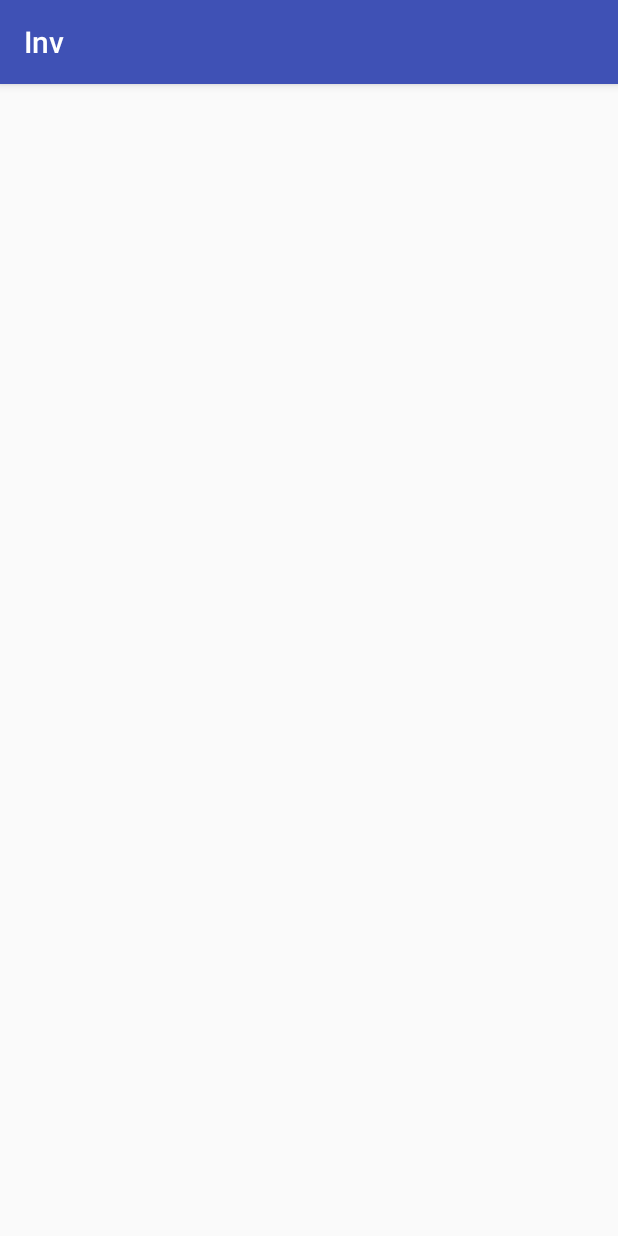
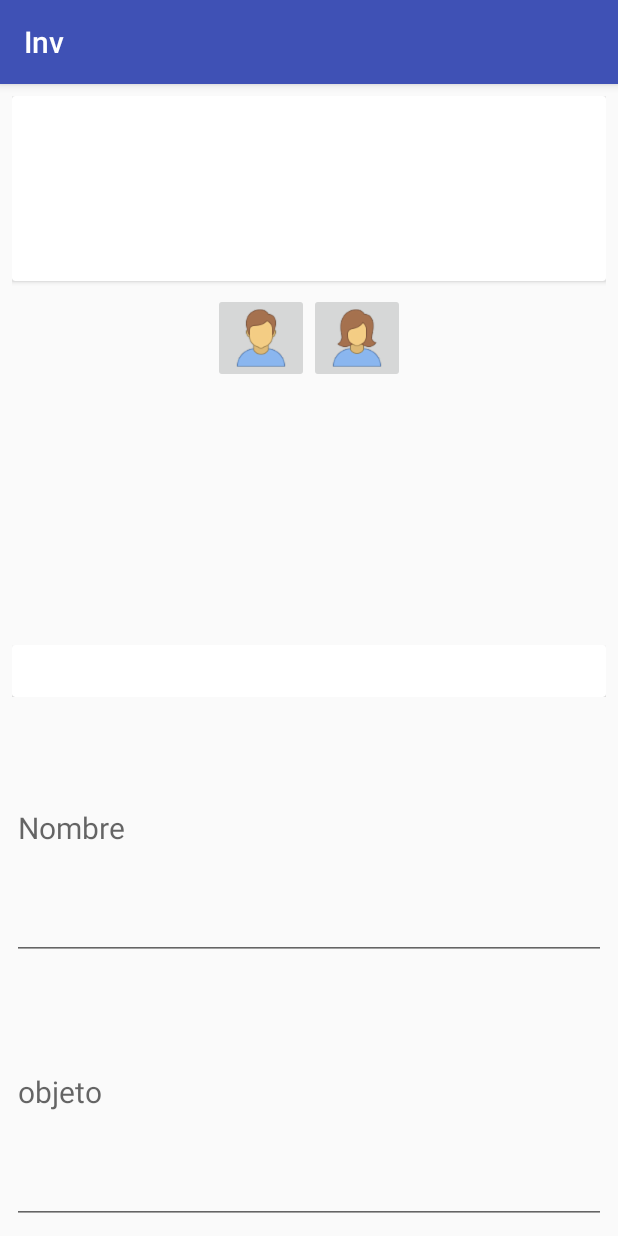
Before and after one commit to JunCodde/Inv, an Android app: the AddSeccionActivity screen opened directly, with no data from a screen before it, on a phone screen of 412 x 824 dp. Run offline under Robolectric (Android 15) with nearby library versions, the phone set to English and light mode, and no system bars.

Commit message:
some changes

```diff
--- a/app/src/main/res/layout/activity_add_seccion.xml
+++ b/app/src/main/res/layout/activity_add_seccion.xml
@@ -1,9 +1,97 @@
 <?xml version="1.0" encoding="utf-8"?>
-<android.support.constraint.ConstraintLayout xmlns:android="http://schemas.android.com/apk/res/android"
+<LinearLayout xmlns:android="http://schemas.android.com/apk/res/android"
     xmlns:app="http://schemas.android.com/apk/res-auto"
     xmlns:tools="http://schemas.android.com/tools"
     android:layout_width="match_parent"
     android:layout_height="match_parent"
-    tools:context=".AddSeccionActivity">
+    tools:context=".AddSeccionActivity"
+    android:orientation="vertical"
+    android:layout_margin="8dp">
 
-</android.support.constraint.ConstraintLayout>
+    <android.support.v7.widget.CardView
+        android:layout_width="match_parent"
+        android:layout_height="0dp"
+        android:layout_weight=".2"
+        android:elevation="12dp"
+        android:padding="14dp">
+
+        <android.support.v7.widget.RecyclerView
+            android:id="@+id/rv_addSeccionHorizontal"
+            android:layout_width="match_parent"
+            android:layout_height="wrap_content"/>
+
+    </android.support.v7.widget.CardView>
+
+
+
+    <LinearLayout
+        android:layout_width="match_parent"
+        android:layout_height="0dp"
+        android:layout_weight="1"
+        android:orientation="vertical"
+        android:layout_marginTop="8dp">
+
+        <LinearLayout
+            android:layout_width="wrap_content"
+            android:layout_height="wrap_content"
+            android:layout_gravity="center_horizontal"
+            android:layout_weight="1">
+
+
+
+            <ImageButton
+                android:layout_width="wrap_content"
+                android:layout_height="wrap_content"
+                android:src="@drawable/hombre"
+                />
+
+            <ImageButton
+                android:layout_width="wrap_content"
+                android:layout_height="wrap_content"
+                android:src="@drawable/mujer"
+                />
+
+
+        </LinearLayout>
+
+        <LinearLayout
+            android:layout_width="match_parent"
+            android:layout_height="wrap_content"
+            android:layout_gravity="center_horizontal"
+            android:layout_weight=".2">
+
+
+            <android.support.v7.widget.CardView
+                android:layout_width="match_parent"
+                android:layout_height="match_parent"
+                android:elevation="12dp"
+                android:padding="14dp">
+
+                <android.support.v7.widget.RecyclerView
+                    android:id="@+id/rv_addTallaHorizontal"
+                    android:layout_width="match_parent"
+                    android:layout_height="wrap_content"/>
+
+            </android.support.v7.widget.CardView>
+
+        </LinearLayout>
+
+        <EditText
+            android:layout_width="match_parent"
+            android:layout_height="0dp"
+            android:layout_weight="1"
+            android:hint="Nombre"
+            android:textSize="20sp"/>
+
+        <EditText
+            android:layout_width="match_parent"
+            android:layout_height="0dp"
+            android:layout_weight="1"
+            android:hint="objeto"
+            android:textSize="20sp"/>
+
+    </LinearLayout>
+
+
+
+</LinearLayout>
--- a/app/src/main/res/layout/rv_inventario_seccion.xml
+++ b/app/src/main/res/layout/rv_inventario_seccion.xml
@@ -36,7 +36,7 @@
             android:textSize="18dp"
             android:layout_gravity="end"
             android:textColor="@color/colorAccent"
-            tools:text="$$$"/>
+            tools:text="Cant Inv"/>
 
 
 
```
Also changed, not shown: app/src/main/res/drawable-hdpi/hombre.png (added), app/src/main/res/drawable-hdpi/mujer.png (added), app/src/main/res/drawable-mdpi/hombre.png (added), app/src/main/res/drawable-mdpi/mujer.png (added), app/src/main/res/drawable-xhdpi/hombre.png (added), app/src/main/res/drawable-xhdpi/mujer.png (added), app/src/main/res/drawable-xxhdpi/hombre.png (added), app/src/main/res/drawable-xxhdpi/mujer.png (added), app/src/main/res/drawable-xxxhdpi/hombre.png (added), app/src/main/res/drawable-xxxhdpi/mujer.png (added).
